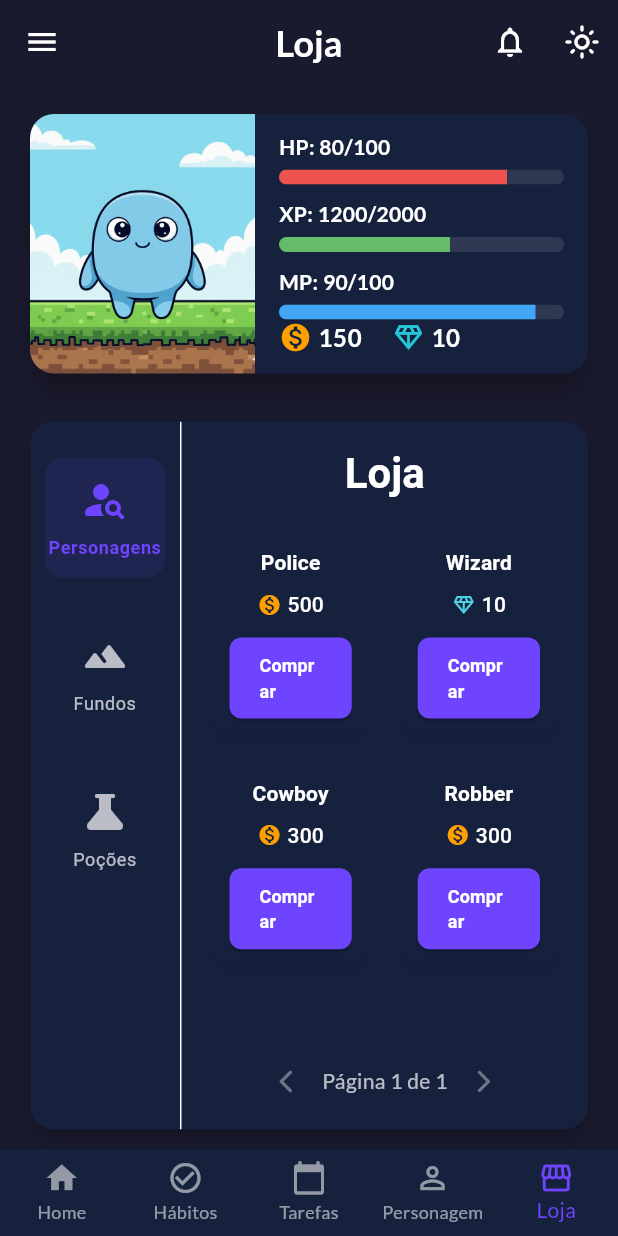
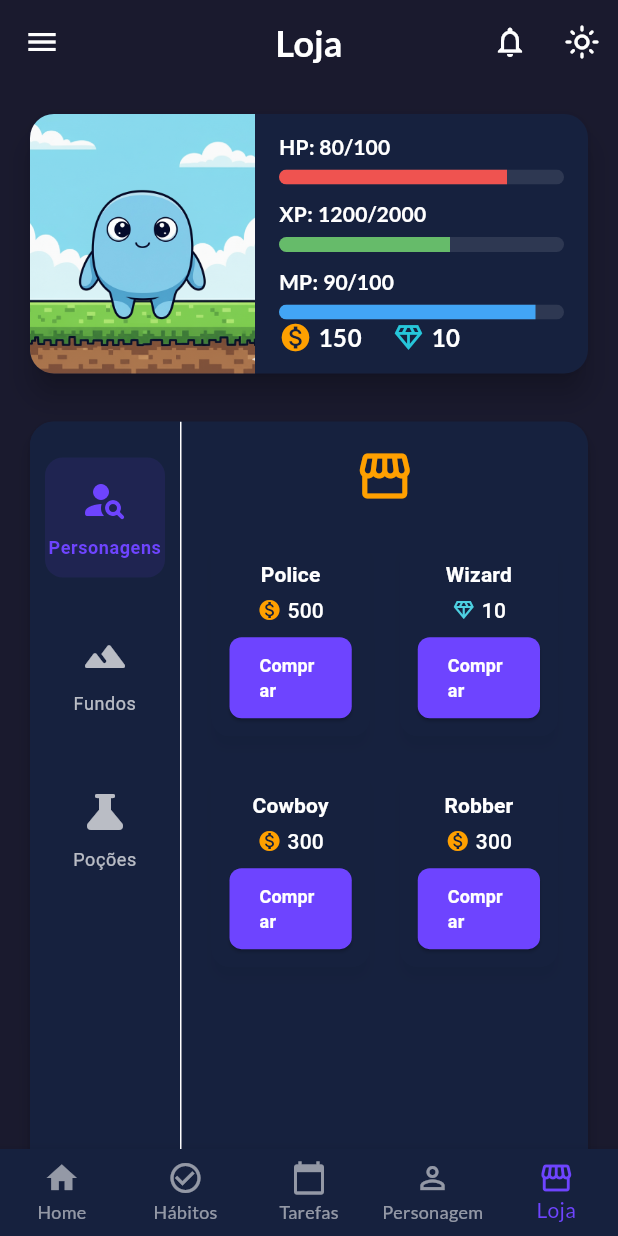
Before and after one commit to PedroGui404/Habbit-Quest, a Flutter app: the screen it shows after launch, item 5 of the bottom bar chosen, on a phone screen of 412 x 824 dp. Run offline on Flutter 3.47's test engine with Material 3 defaults, Android fonts, the phone set to English and light mode, and no system bars; our stand-ins replace go_router, google_fonts, table_calendar.

Commit message:
Ajustando tela da loja

```diff
--- a/lib/screens/shop_screen.dart
+++ b/lib/screens/shop_screen.dart
@@ -18,6 +18,19 @@
   int _selectedCategoryIndex = 0;
   int _currentPage = 0;
   final int _itemsPerPage = 4;
+  late PageController _pageController;
+
+  @override
+  void initState() {
+    super.initState();
+    _pageController = PageController();
+  }
+
+  @override
+  void dispose() {
+    _pageController.dispose();
+    super.dispose();
+  }
 
   List<ShopItem> _getItemsForCategory(int index) {
     switch (index) {
@@ -32,6 +45,16 @@
     }
   }
 
+  void _onCategorySelected(int index) {
+    setState(() {
+      _selectedCategoryIndex = index;
+      _currentPage = 0;
+      if (_pageController.hasClients) {
+        _pageController.jumpToPage(0);
+      }
+    });
+  }
+
   @override
   Widget build(BuildContext context) {
     final characterProvider = Provider.of<CharacterProvider>(context);
@@ -39,7 +62,6 @@
 
     final currentItems = _getItemsForCategory(_selectedCategoryIndex);
     final totalPages = (currentItems.length / _itemsPerPage).ceil();
-    final paginatedItems = currentItems.skip(_currentPage * _itemsPerPage).take(_itemsPerPage).toList();
 
     return SingleChildScrollView(
       padding: const EdgeInsets.all(16.0),
@@ -52,7 +74,7 @@
           ),
           const SizedBox(height: 24),
           SizedBox(
-            height: 480, // Altura fixa para o card da loja
+            height: 575,
             child: Card(
               shape: RoundedRectangleBorder(borderRadius: BorderRadius.circular(16)),
               elevation: 4,
@@ -61,7 +83,7 @@
                 children: [
                   _buildNavigationMenu(theme),
                   const VerticalDivider(width: 1, thickness: 1),
-                  _buildShopContent(theme, paginatedItems, totalPages),
+                  _buildShopContent(theme, currentItems, totalPages),
                 ],
               ),
             ),
@@ -75,42 +97,14 @@
     return Container(
         width: 100,
         padding: const EdgeInsets.symmetric(vertical: 24.0),
-      color: theme.cardColor, // Garante consistência de cor
-      child: Column(
-        mainAxisAlignment: MainAxisAlignment.start,
-        children: [
-          _CategoryButton(
-            icon: Icons.person_search_rounded,
-            label: 'Personagens',
-            isSelected: _selectedCategoryIndex == 0,
-            onTap: () => setState(() {
-              _selectedCategoryIndex = 0;
-              _currentPage = 0;
-            }),
-          ),
+        color: theme.cardColor,
+        child: Column(mainAxisAlignment: MainAxisAlignment.start, children: [
+          _CategoryButton(icon: Icons.person_search_rounded, label: 'Personagens', isSelected: _selectedCategoryIndex == 0, onTap: () => _onCategorySelected(0)),
           const SizedBox(height: 24),
-          _CategoryButton(
-            icon: Icons.landscape_rounded,
-            label: 'Fundos',
-            isSelected: _selectedCategoryIndex == 1,
-            onTap: () => setState(() {
-              _selectedCategoryIndex = 1;
-              _currentPage = 0;
-            }),
-          ),
+          _CategoryButton(icon: Icons.landscape_rounded, label: 'Fundos', isSelected: _selectedCategoryIndex == 1, onTap: () => _onCategorySelected(1)),
           const SizedBox(height: 24),
-          _CategoryButton(
-            icon: Icons.science_rounded,
-            label: 'Poções',
-            isSelected: _selectedCategoryIndex == 2,
-            onTap: () => setState(() {
-              _selectedCategoryIndex = 2;
-              _currentPage = 0;
-            }),
-          ),
-        ],
-      ),
-    );
+          _CategoryButton(icon: Icons.science_rounded, label: 'Poções', isSelected: _selectedCategoryIndex == 2, onTap: () => _onCategorySelected(2)),
+        ]));
   }
 
   Widget _buildShopContent(ThemeData theme, List<ShopItem> items, int totalPages) {
@@ -119,51 +113,48 @@
         padding: const EdgeInsets.fromLTRB(16, 16, 16, 8),
         child: Column(
           children: [
-            Text(
-              'Loja',
-              style: theme.textTheme.headlineMedium?.copyWith(fontWeight: FontWeight.bold),
-            ),
+            Icon(Icons.storefront_outlined, color: Colors.amber.shade700, size: 40),
             const SizedBox(height: 16),
             Expanded(
               child: items.isEmpty
                   ? Center(child: Text('Nenhum item disponível.', style: theme.textTheme.bodyMedium))
-                  : GridView.builder(
-                      gridDelegate: const SliverGridDelegateWithFixedCrossAxisCount(
-                        crossAxisCount: 2,
-                        crossAxisSpacing: 12,
-                        mainAxisSpacing: 12,
-                        childAspectRatio: 0.8,
-                      ),
-                      itemCount: items.length,
-                      itemBuilder: (context, index) => ShopItemCard(item: items[index]),
+                  : PageView.builder(
+                      controller: _pageController,
+                      itemCount: totalPages,
+                      onPageChanged: (page) => setState(() => _currentPage = page),
+                      itemBuilder: (context, pageIndex) {
+                        final pageItems = items.skip(pageIndex * _itemsPerPage).take(_itemsPerPage).toList();
+                        return GridView.builder(
+                          physics: const NeverScrollableScrollPhysics(),
+                          gridDelegate: const SliverGridDelegateWithFixedCrossAxisCount(crossAxisCount: 2, crossAxisSpacing: 12, mainAxisSpacing: 12, childAspectRatio: 0.8),
+                          itemCount: pageItems.length,
+                          itemBuilder: (context, itemIndex) => ShopItemCard(item: pageItems[itemIndex]),
+                        );
+                      },
                     ),
             ),
-            if (totalPages > 0)
-              _buildPaginationControls(totalPages),
+            if (totalPages > 1)
+              _buildPageIndicator(totalPages, theme),
           ],
         ),
       ),
     );
   }
 
-  Widget _buildPaginationControls(int totalPages) {
+  Widget _buildPageIndicator(int totalPages, ThemeData theme) {
     return Row(
       mainAxisAlignment: MainAxisAlignment.center,
-      children: [
-        IconButton(
-          icon: const Icon(Icons.arrow_back_ios_new_rounded, size: 18),
-          onPressed: _currentPage > 0
-              ? () => setState(() => _currentPage--)
-              : null,
+      children: List.generate(totalPages, (index) {
+        return Container(
+          margin: const EdgeInsets.symmetric(horizontal: 4, vertical: 8),
+          width: 8,
+          height: 8,
+          decoration: BoxDecoration(
+            shape: BoxShape.circle,
+            color: _currentPage == index ? theme.colorScheme.primary : Colors.grey.shade400,
           ),
-        Text('Página ${_currentPage + 1} de $totalPages'),
-        IconButton(
-          icon: const Icon(Icons.arrow_forward_ios_rounded, size: 18),
-          onPressed: _currentPage < totalPages - 1
-              ? () => setState(() => _currentPage++)
-              : null,
-        ),
-      ],
+        );
+      }),
     );
   }
 }
@@ -173,31 +164,20 @@
   final String label;
   final bool isSelected;
   final VoidCallback onTap;
-
   const _CategoryButton({required this.icon, required this.label, required this.isSelected, required this.onTap});
 
   @override
   Widget build(BuildContext context) {
     final theme = Theme.of(context);
     final color = isSelected ? theme.colorScheme.primary : theme.unselectedWidgetColor;
-
     return InkWell(
       onTap: onTap,
       borderRadius: BorderRadius.circular(12),
       child: Container(
         width: 80,
         padding: const EdgeInsets.symmetric(vertical: 12),
-        decoration: BoxDecoration(
-          color: isSelected ? theme.colorScheme.primary.withAlpha(25) : Colors.transparent,
-          borderRadius: BorderRadius.circular(12),
-        ),
-        child: Column(
-          children: [
-            Icon(icon, color: color, size: 32),
-            const SizedBox(height: 8),
-            Text(label, textAlign: TextAlign.center, style: theme.textTheme.bodySmall?.copyWith(color: color, fontWeight: isSelected ? FontWeight.bold : FontWeight.normal)),
-          ],
-        ),
+        decoration: BoxDecoration(color: isSelected ? theme.colorScheme.primary.withAlpha(25) : Colors.transparent, borderRadius: BorderRadius.circular(12)),
+        child: Column(children: [Icon(icon, color: color, size: 32), const SizedBox(height: 8), Text(label, textAlign: TextAlign.center, style: theme.textTheme.bodySmall?.copyWith(color: color, fontWeight: isSelected ? FontWeight.bold : FontWeight.normal))]),
       ),
     );
   }
@@ -215,9 +195,9 @@
 
     Widget priceWidget;
     if (item.priceDiamonds > 0) {
-      priceWidget = Row(mainAxisSize: MainAxisSize.min, children: [ Icon(Icons.diamond_outlined, color: Colors.cyan.shade300, size: 16), const SizedBox(width: 4), Text(item.priceDiamonds.toString(), style: theme.textTheme.titleSmall) ]);
+      priceWidget = Row(mainAxisSize: MainAxisSize.min, children: [Icon(Icons.diamond_outlined, color: Colors.cyan.shade300, size: 16), const SizedBox(width: 4), Text(item.priceDiamonds.toString(), style: theme.textTheme.titleSmall)]);
     } else {
-      priceWidget = Row(mainAxisSize: MainAxisSize.min, children: [ Icon(Icons.monetization_on, color: Colors.amber.shade700, size: 16), const SizedBox(width: 4), Text(item.priceCoins.toString(), style: theme.textTheme.titleSmall) ]);
+      priceWidget = Row(mainAxisSize: MainAxisSize.min, children: [Icon(Icons.monetization_on, color: Colors.amber.shade700, size: 16), const SizedBox(width: 4), Text(item.priceCoins.toString(), style: theme.textTheme.titleSmall)]);
     }
 
     return Card(
@@ -226,14 +206,12 @@
       shadowColor: Colors.black.withAlpha(50),
       child: Padding(
         padding: const EdgeInsets.all(12.0),
-        child: Column(
-          mainAxisAlignment: MainAxisAlignment.spaceBetween,
-          children: [
+        child: Column(mainAxisAlignment: MainAxisAlignment.spaceBetween, children: [
           Expanded(child: Padding(padding: const EdgeInsets.all(8.0), child: Image.asset(item.assetPath, fit: BoxFit.contain))),
           Text(item.name, style: theme.textTheme.titleSmall?.copyWith(fontWeight: FontWeight.bold), textAlign: TextAlign.center, maxLines: 1, overflow: TextOverflow.ellipsis),
+          const SizedBox(height: 4),
+          priceWidget,
           const SizedBox(height: 8),
-            priceWidget,
-            const SizedBox(height: 12),
           if (isOwned)
             const Chip(label: Text('Adquirido'), backgroundColor: Colors.green, labelStyle: TextStyle(color: Colors.white, fontWeight: FontWeight.bold))
           else
@@ -248,8 +226,7 @@
               },
               child: const Text('Comprar', style: TextStyle(fontSize: 12, fontWeight: FontWeight.bold)),
             ),
-          ],
-        ),
+        ]),
       ),
     );
   }
```
Lines whose indentation alone changed are shown as unchanged.
